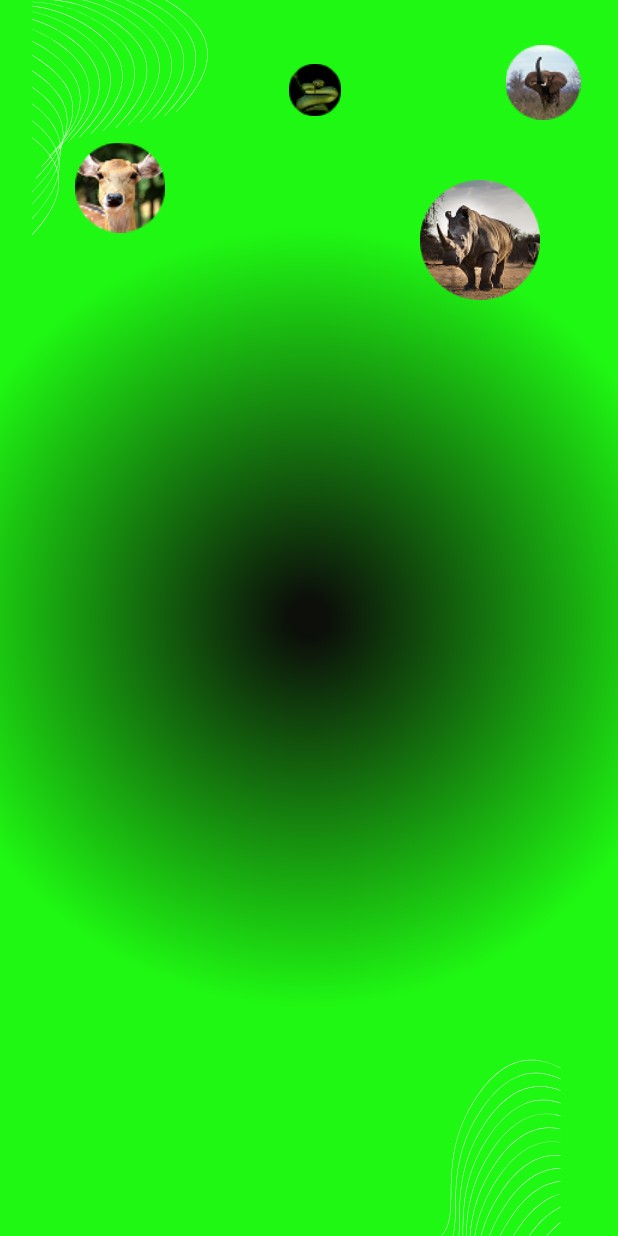
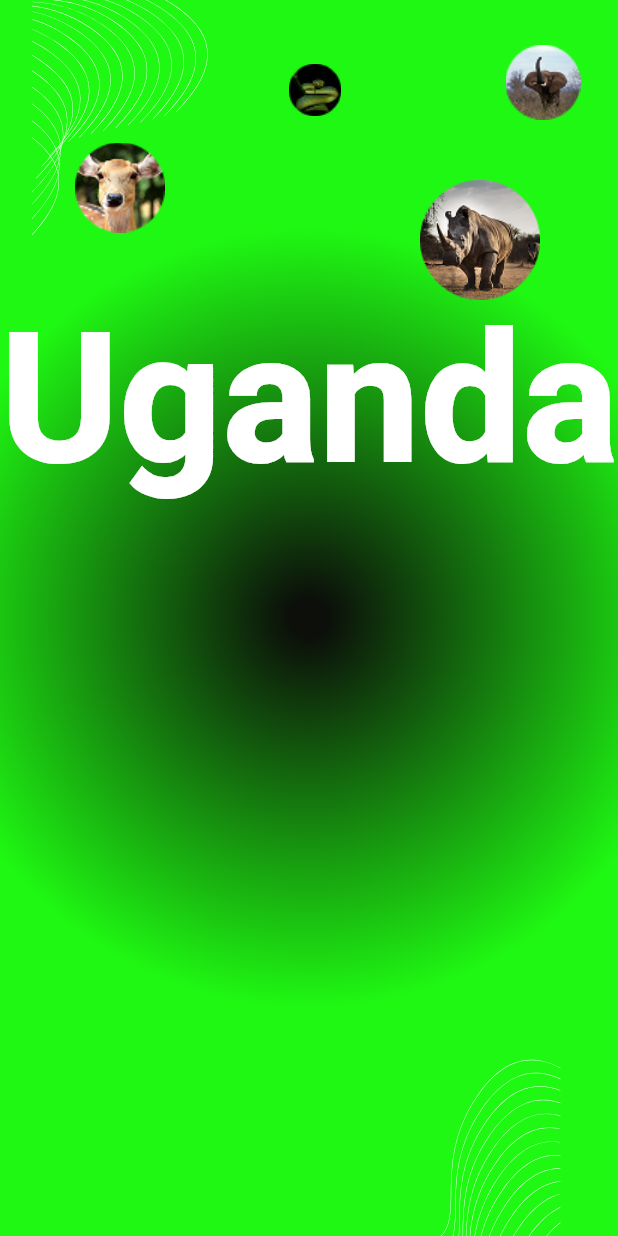
Before and after one commit to Alvin11David/UGANDA-EXPLORE, a Flutter app: the screen it shows after launch, on a phone screen of 412 x 824 dp. Run offline on Flutter 3.47's test engine with Material 3 defaults, Android fonts, the phone set to English and light mode, and no system bars; our stand-ins replace firebase_core, flutter_svg; accounts and stored records are empty; Roboto replaces fonts that are missing (Poppins).

Commit message:
added the Uganda word

```diff
--- a/uganda_explore/lib/screens/splash/splash_screen.dart
+++ b/uganda_explore/lib/screens/splash/splash_screen.dart
@@ -78,6 +78,38 @@ class SplashScreen extends StatelessWidget {
                 height: 160,
               ),
             ),
+            Positioned(
+              top: 180,
+              left: 0,
+              right: null,
+              child: Center(
+                child: Stack(
+                  children: [
+                    Text(
+                      "Uganda",
+                      style: TextStyle(
+                        fontFamily: 'Poppins',
+                        fontSize: 120,
+                        fontWeight: FontWeight.bold,
+                        foreground: Paint()
+                          ..style = PaintingStyle.stroke
+                          ..strokeWidth = 1.39
+                          ..color = Colors.white,
+                      ),
+                    ),
+                    Text(
+                      "Uganda",
+                      style: TextStyle(
+                        fontFamily: "Poppins",
+                        fontSize: 120,
+                        fontWeight: FontWeight.bold,
+                        color: Colors.white,
+                      )
+                    )
+                  ]
+                )
+              )
+            )
           ]
         ),
       )
```
